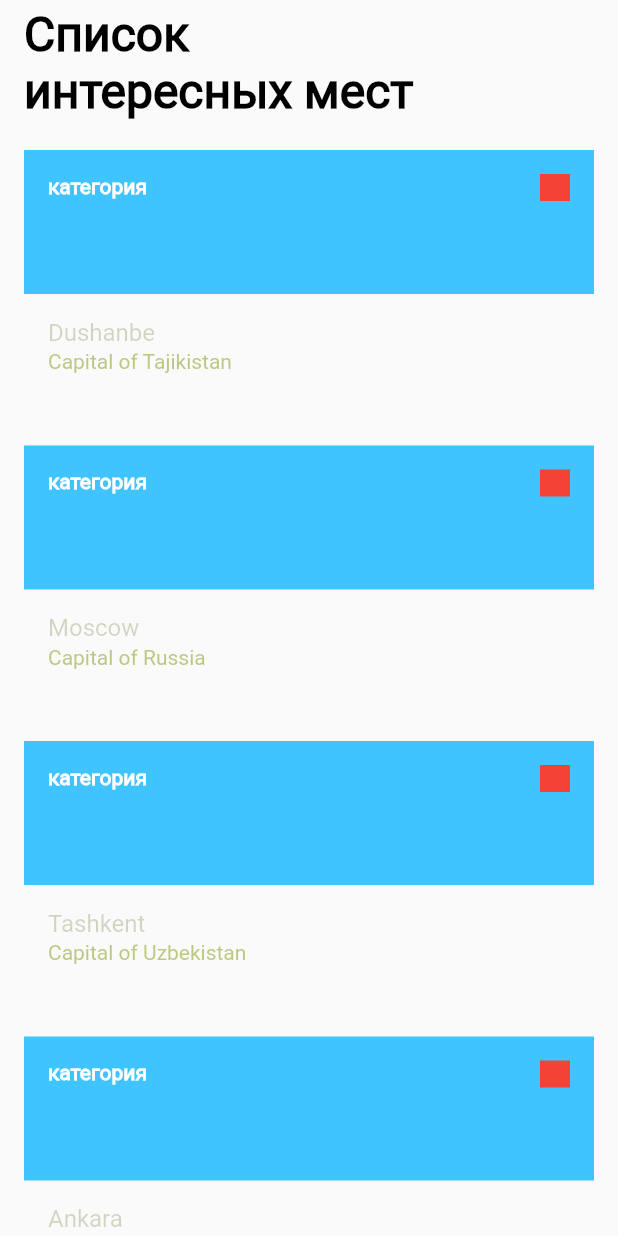
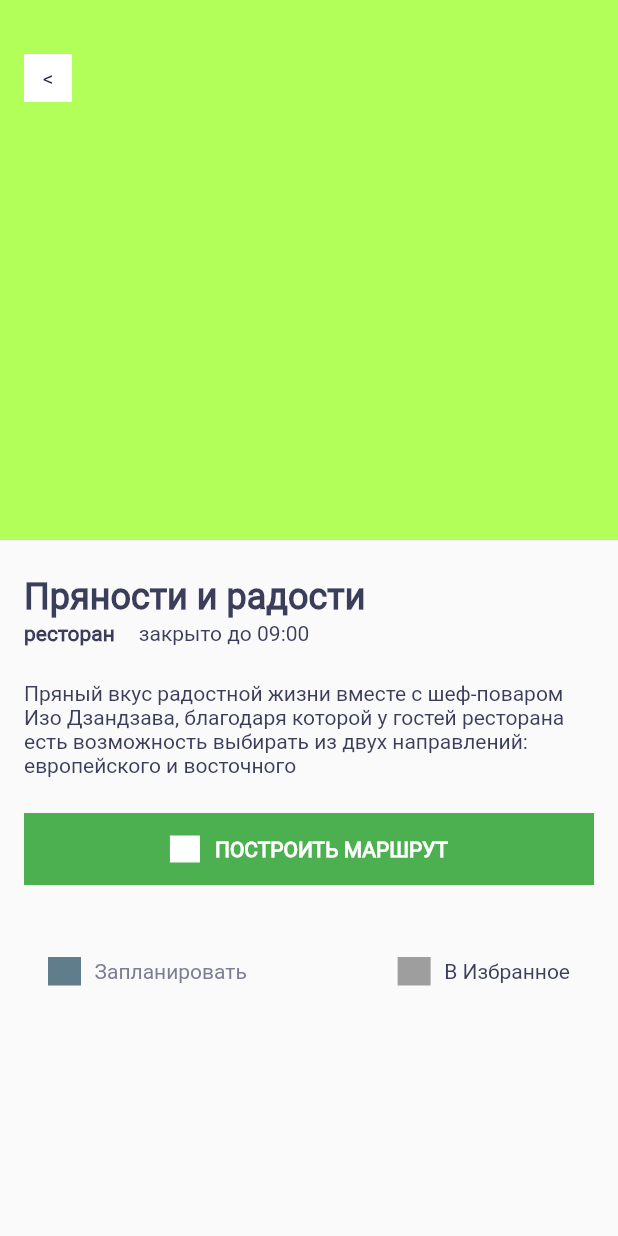
Before and after one commit to ibrohimkhan/surf-flutter-course-kholmatov, a Flutter app: the screen it shows after launch, on a phone screen of 412 x 824 dp. Run offline on Flutter 3.47's test engine with Material 2 defaults, Android fonts, the phone set to English and light mode, and no system bars.

Commit message:
created sight detail

```diff
--- /dev/null
+++ b/lib/ui/screen/sight_details.dart
@@ -0,0 +1,175 @@
+import 'package:flutter/material.dart';
+import 'package:places/domain/sight.dart';
+
+/*
+* This class displays detail information about sight
+*/
+class SightDetails extends StatelessWidget {
+  const SightDetails({Key? key, required this.sight}) : super(key: key);
+
+  final Sight sight;
+
+  @override
+  Widget build(BuildContext context) {
+    return Column(
+      children: [
+        Stack(
+          children: [
+            Container(
+              color: Colors.lightGreenAccent,
+              height: 360,
+              width: double.infinity,
+            ),
+            Positioned(
+              top: 36,
+              left: 16,
+              child: Container(
+                width: 32,
+                height: 32,
+                color: Colors.white,
+                alignment: Alignment.center,
+                child: Text(
+                  '<',
+                  style: TextStyle(color: Color(int.parse('0xff252849'))),
+                ),
+              ),
+            ),
+          ],
+        ),
+        SizedBox(height: 24),
+        Container(
+          padding: EdgeInsets.fromLTRB(16, 0, 16, 16),
+          width: double.infinity,
+          child: Column(
+            crossAxisAlignment: CrossAxisAlignment.start,
+            children: [
+              Text(
+                'Пряности и радости',
+                style: TextStyle(
+                  fontFamily: 'Roboto',
+                  fontSize: 24,
+                  fontWeight: FontWeight.w700,
+                  fontStyle: FontStyle.normal,
+                  color: Color(int.parse('0xff3B3E5B')),
+                ),
+              ),
+              SizedBox(height: 2),
+              Row(
+                children: [
+                  Text(
+                    'ресторан',
+                    style: TextStyle(
+                      fontFamily: 'Roboto',
+                      fontSize: 14,
+                      fontWeight: FontWeight.w700,
+                      fontStyle: FontStyle.normal,
+                      color: Color(int.parse('0xff3B3E5B')),
+                    ),
+                  ),
+                  SizedBox(width: 16),
+                  Text(
+                    'закрыто до 09:00',
+                    style: TextStyle(
+                      fontFamily: 'Roboto',
+                      fontSize: 14,
+                      fontWeight: FontWeight.w400,
+                      fontStyle: FontStyle.normal,
+                      color: Color(int.parse('0xff3B3E5B')),
+                    ),
+                  ),
+                ],
+              ),
+              SizedBox(height: 24),
+              Text(
+                'Пряный вкус радостной жизни вместе с шеф-поваром Изо Дзандзава, благодаря которой у гостей ресторана есть возможность выбирать из двух направлений: европейского и восточного',
+                style: TextStyle(
+                  fontFamily: 'Roboto',
+                  fontSize: 14,
+                  fontWeight: FontWeight.w400,
+                  fontStyle: FontStyle.normal,
+                  color: Color(int.parse('0xff3B3E5B')),
+                ),
+              ),
+              SizedBox(height: 24),
+              Container(
+                color: Colors.green,
+                width: double.infinity,
+                height: 48,
+                child: Row(
+                  mainAxisAlignment: MainAxisAlignment.center,
+                  children: [
+                    Container(width: 20, height: 18, color: Colors.white),
+                    SizedBox(width: 10),
+                    Text(
+                      'построить маршрут'.toUpperCase(),
+                      style: TextStyle(
+                        fontFamily: 'Roboto',
+                        fontSize: 14,
+                        fontWeight: FontWeight.w700,
+                        fontStyle: FontStyle.normal,
+                        color: Colors.white,
+                      ),
+                    ),
+                  ],
+                ),
+              ),
+              SizedBox(height: 32),
+              Row(
+                mainAxisAlignment: MainAxisAlignment.spaceBetween,
+                children: [
+                  Container(
+                    padding: EdgeInsets.all(16),
+                    child: Row(
+                      children: [
+                        Container(
+                          width: 22,
+                          height: 19,
+                          color: Colors.blueGrey,
+                        ),
+                        SizedBox(width: 9),
+                        Text(
+                          'Запланировать',
+                          style: TextStyle(
+                            color: Color(int.parse('0xff7C7E92')),
+                            fontFamily: 'Roboto',
+                            fontSize: 14,
+                            fontWeight: FontWeight.w400,
+                            fontStyle: FontStyle.normal,
+                          ),
+                        ),
+                      ],
+                    ),
+                  ),
+                  SizedBox(width: 14),
+                  Container(
+                    padding: EdgeInsets.all(16),
+                    child: Row(
+                      children: [
+                        Container(
+                          width: 22,
+                          height: 19,
+                          color: Colors.grey,
+                        ),
+                        SizedBox(width: 9),
+                        Text(
+                          'В Избранное',
+                          style: TextStyle(
+                            color: Color(int.parse('0xff3B3E5B')),
+                            fontFamily: 'Roboto',
+                            fontSize: 14,
+                            fontWeight: FontWeight.w400,
+                            fontStyle: FontStyle.normal,
+                          ),
+                        ),
+                      ],
+                    ),
+                  ),
+                ],
+              ),
+            ],
+          ),
+        ),
+      ],
+    );
+  }
+}
--- a/lib/ui/screen/sight_list_screen.dart
+++ b/lib/ui/screen/sight_list_screen.dart
@@ -2,6 +2,7 @@ import 'package:flutter/material.dart';
 
 import '../../mocks.dart';
 import 'sight_card.dart';
+import 'sight_details.dart';
 
 /*
 * This class displays the list of interesting places on the screen
@@ -17,7 +18,7 @@ class _SightListScreenState extends State<SightListScreen> {
   @override
   Widget build(Object context) {
     return Scaffold(
-      appBar: AppBar(
+      /* appBar: AppBar(
         centerTitle: false,
         elevation: 0,
         toolbarHeight: 84,
@@ -33,8 +34,8 @@ class _SightListScreenState extends State<SightListScreen> {
             color: Colors.black,
           ),
         ),
-      ),
-      body: SingleChildScrollView(
+      ), */
+      body: SightDetails(sight: mocks[0]), /* SingleChildScrollView(
         child: Column(
           children: [
             SightCard(sight: mocks[0]),
@@ -44,7 +45,7 @@ class _SightListScreenState extends State<SightListScreen> {
             SightCard(sight: mocks[4]),
           ],
         ),
-      ),
+      ), */
     );
   }
 }
```
